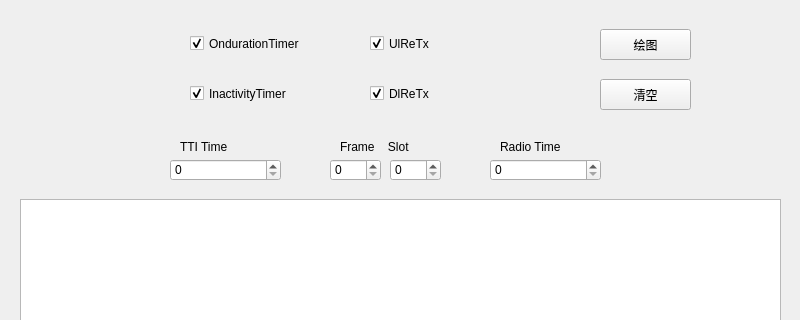
Old version of the form Drx/DrxGUI.ui in the repository GitUser004/hello-world; both pictures show x 0 to 800 and y 174 to 494 of the 800 by 600 pixel window.
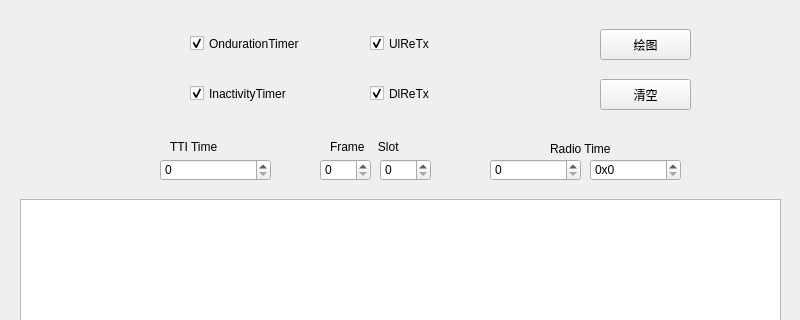
New version of the form.

Commit message: radiotime hex

```diff
--- a/Drx/DrxGUI.ui
+++ b/Drx/DrxGUI.ui
@@ -178,7 +178,7 @@
    <widget class="QLabel" name="label_TtiTime">
     <property name="geometry">
      <rect>
-      <x>180</x>
+      <x>170</x>
       <y>290</y>
       <width>91</width>
       <height>16</height>
@@ -191,7 +191,7 @@
    <widget class="QLabel" name="label_FrameSlot">
     <property name="geometry">
      <rect>
-      <x>340</x>
+      <x>330</x>
       <y>290</y>
       <width>91</width>
       <height>16</height>
@@ -204,10 +204,10 @@
    <widget class="QLabel" name="label_RadioTime">
     <property name="geometry">
      <rect>
-      <x>500</x>
+      <x>550</x>
       <y>290</y>
-      <width>91</width>
-      <height>16</height>
+      <width>81</width>
+      <height>20</height>
      </rect>
     </property>
     <property name="text">
@@ -217,7 +217,7 @@
    <widget class="QSpinBox" name="spinBox_TtiTime">
     <property name="geometry">
      <rect>
-      <x>170</x>
+      <x>160</x>
       <y>310</y>
       <width>111</width>
       <height>22</height>
@@ -230,7 +230,7 @@
    <widget class="QSpinBox" name="spinBox_Frame">
     <property name="geometry">
      <rect>
-      <x>330</x>
+      <x>320</x>
       <y>310</y>
       <width>51</width>
       <height>22</height>
@@ -243,7 +243,7 @@
    <widget class="QSpinBox" name="spinBox_Slot">
     <property name="geometry">
      <rect>
-      <x>390</x>
+      <x>380</x>
       <y>310</y>
       <width>51</width>
       <height>22</height>
@@ -258,13 +258,22 @@
      <rect>
       <x>490</x>
       <y>310</y>
-      <width>111</width>
+      <width>91</width>
       <height>22</height>
      </rect>
     </property>
+    <property name="suffix">
+     <string/>
+    </property>
+    <property name="prefix">
+     <string/>
+    </property>
     <property name="maximum">
      <number>999999999</number>
     </property>
+    <property name="displayIntegerBase">
+     <number>10</number>
+    </property>
    </widget>
    <widget class="QCheckBox" name="checkBox_UlReTx">
     <property name="geometry">
@@ -314,6 +323,28 @@
      <enum>QTextEdit::NoWrap</enum>
     </property>
    </widget>
+   <widget class="QSpinBox" name="spinBox_RadioTime_hex">
+    <property name="geometry">
+     <rect>
+      <x>590</x>
+      <y>310</y>
+      <width>91</width>
+      <height>22</height>
+     </rect>
+    </property>
+    <property name="suffix">
+     <string/>
+    </property>
+    <property name="prefix">
+     <string>0x</string>
+    </property>
+    <property name="maximum">
+     <number>999999999</number>
+    </property>
+    <property name="displayIntegerBase">
+     <number>16</number>
+    </property>
+   </widget>
   </widget>
   <widget class="QMenuBar" name="menubar">
    <property name="geometry">
```
Left out of the diff: 35 changed lines with no effect on the pictures. The commit also changes 1 other file.
